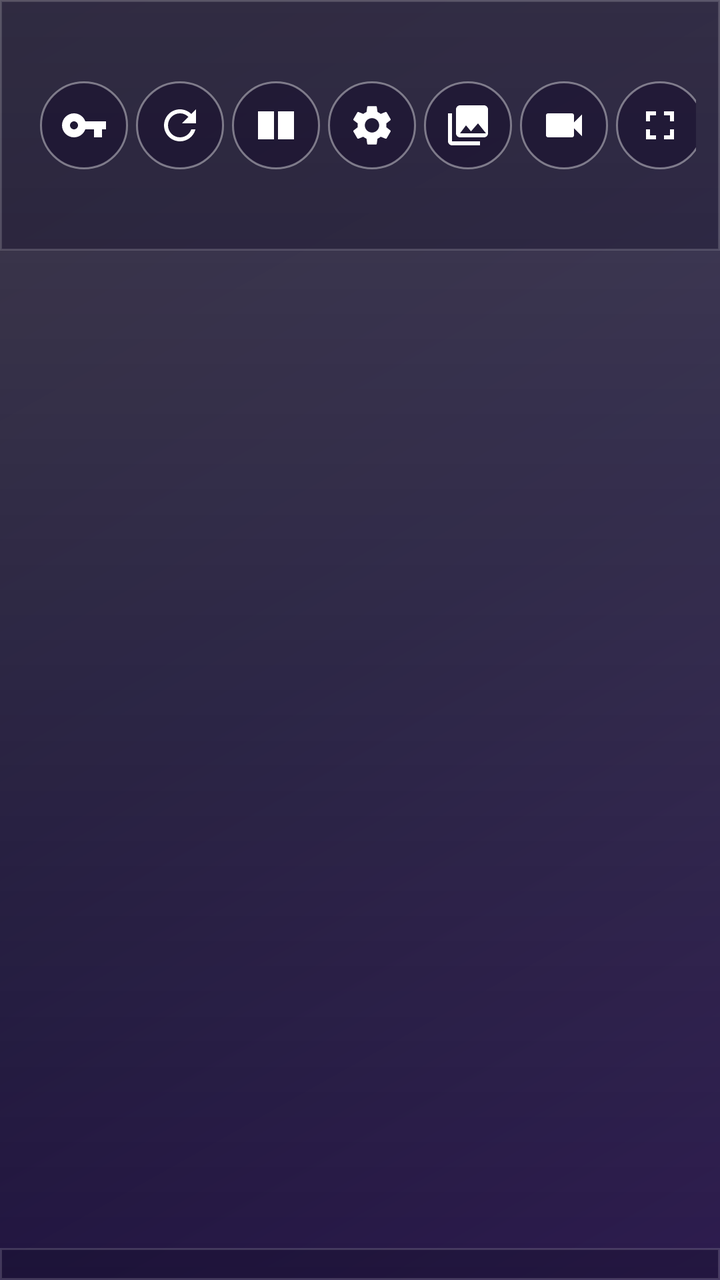
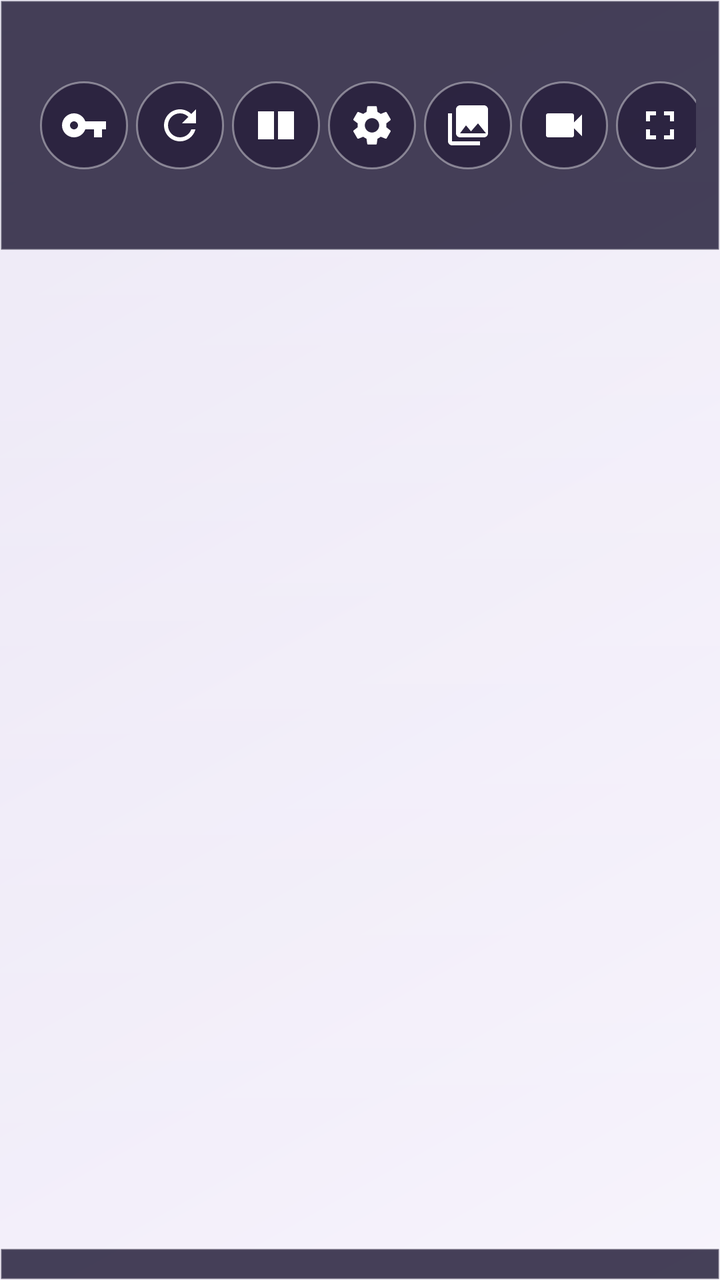

Compare the two renders of this Android layout. The source of the first and the diff that turns it into the second are given below.
<!-- AndroidManifest.xml: application theme Theme.UvcBlindCam -->
<!-- res/layout/activity_main.xml -->
<?xml version="1.0" encoding="utf-8"?>
<LinearLayout xmlns:android="http://schemas.android.com/apk/res/android"
    android:layout_width="match_parent"
    android:layout_height="match_parent"
    android:background="@drawable/bg_gradient_dark"
    android:orientation="vertical">

    
    <LinearLayout
        android:id="@+id/barTop"
        android:layout_width="match_parent"
        android:layout_height="wrap_content"
        android:background="@drawable/bg_glass_bar"
        android:gravity="center_vertical"
        android:orientation="horizontal"
        android:paddingStart="16dp"
        android:paddingTop="8dp"
        android:paddingEnd="12dp"
        android:paddingBottom="8dp">

        <TextView
            android:layout_width="0dp"
            android:layout_height="wrap_content"
            android:layout_weight="1"
            android:text="@string/app_title"
            android:textColor="#FFFFFF"
            android:textSize="19sp" />

        <ImageButton
            android:id="@+id/btnGrant"
            style="@style/BlindCam.ToolButton"
            android:background="@drawable/bg_play_badge"
            android:contentDescription="@string/btn_grant_all"
            android:tint="#FFFFFF"
            android:src="@drawable/ic_key" />

        <ImageButton
            android:id="@+id/btnRefresh"
            style="@style/BlindCam.ToolButton"
            android:background="@drawable/bg_play_badge"
            android:contentDescription="@string/btn_refresh"
            android:tint="#FFFFFF"
            android:src="@drawable/ic_refresh" />

        <ImageButton
            android:id="@+id/btnLayout"
            style="@style/BlindCam.ToolButton"
            android:background="@drawable/bg_play_badge"
            android:contentDescription="@string/btn_layout"
            android:tint="#FFFFFF"
            android:src="@drawable/ic_layout" />

        <ImageButton
            android:id="@+id/btnSettings"
            style="@style/BlindCam.ToolButton"
            android:background="@drawable/bg_play_badge"
            android:contentDescription="@string/btn_settings"
            android:tint="#FFFFFF"
            android:src="@drawable/ic_settings" />

        <ImageButton
            android:id="@+id/btnGallery"
            style="@style/BlindCam.ToolButton"
            android:background="@drawable/bg_play_badge"
            android:contentDescription="@string/btn_gallery"
            android:tint="#FFFFFF"
            android:src="@drawable/ic_gallery" />

        <ImageButton
            android:id="@+id/btnRecordAll"
            style="@style/BlindCam.ToolButton"
            android:background="@drawable/bg_play_badge"
            android:contentDescription="@string/btn_record_all"
            android:tint="#FFFFFF"
            android:src="@drawable/ic_videocam" />

        <ImageButton
            android:id="@+id/btnFullscreen"
            style="@style/BlindCam.ToolButton"
            android:background="@drawable/bg_play_badge"
            android:contentDescription="@string/btn_fullscreen"
            android:tint="#FFFFFF"
            android:src="@drawable/ic_fullscreen" />
    </LinearLayout>

    
    <FrameLayout
        android:id="@+id/previewArea"
        android:layout_width="match_parent"
        android:layout_height="0dp"
        android:layout_weight="1">

        <GridLayout
            android:id="@+id/gridPreview"
            android:layout_width="match_parent"
            android:layout_height="match_parent"
            android:columnCount="2"
            android:rowCount="2" />

        
        <TextView
            android:id="@+id/tvEmpty"
            android:layout_width="wrap_content"
            android:layout_height="wrap_content"
            android:layout_gravity="center"
            android:gravity="center"
            android:text="@string/no_device"
            android:textColor="#CCFFFFFF"
            android:textSize="17sp"
            android:visibility="gone" />
    </FrameLayout>

    
    <HorizontalScrollView
        android:id="@+id/barBottom"
        android:layout_width="match_parent"
        android:layout_height="wrap_content"
        android:background="@drawable/bg_glass_bar"
        android:scrollbars="none">

        <LinearLayout
            android:id="@+id/llDeviceList"
            android:layout_width="wrap_content"
            android:layout_height="wrap_content"
            android:orientation="horizontal"
            android:paddingStart="12dp"
            android:paddingTop="8dp"
            android:paddingEnd="12dp"
            android:paddingBottom="8dp" />
    </HorizontalScrollView>

</LinearLayout>
<!-- resources referenced by this layout -->
<resources>
  <!-- drawable bg_glass_bar (drawable) -->
  <?xml version="1.0" encoding="utf-8"?>
  <shape xmlns:android="http://schemas.android.com/apk/res/android"
      android:shape="rectangle">
      <solid android:color="#5C14102A" />
      <stroke
          android:width="1dp"
          android:color="#26FFFFFF" />
  </shape>
  <!-- drawable bg_gradient_dark (drawable) -->
  <?xml version="1.0" encoding="utf-8"?>
  <layer-list xmlns:android="http://schemas.android.com/apk/res/android">
      <item>
          <shape android:shape="rectangle">
              <gradient
                  android:angle="135"
                  android:startColor="#FF2C1B4D"
                  android:centerColor="#FF171033"
                  android:endColor="#FF100B21"
                  android:type="linear" />
          </shape>
      </item>
      
      <item>
          <shape android:shape="rectangle">
              <gradient
                  android:angle="270"
                  android:startColor="#33FFFFFF"
                  android:endColor="#00000000"
                  android:type="linear" />
          </shape>
      </item>
  </layer-list>
  <string name="btn_refresh">刷新</string>
  <style name="Theme.UvcBlindCam" parent="Theme.Material3.DayNight.NoActionBar">
          <item name="colorPrimary">@color/brand_blue</item>
          <item name="colorPrimaryDark">@color/brand_blue_dark</item>
          <item name="colorOnPrimary">@color/white</item>
          <item name="colorSecondary">@color/brand_blue</item>
          <item name="android:colorBackground">#FFF2F4F7</item>
          <item name="colorOnBackground">#FF1A1F26</item>
          <item name="colorSurface">#FFFFFFFF</item>
          <item name="colorOnSurface">#FF1A1F26</item>
          <item name="colorSurfaceVariant">#FFE3EAF2</item>
          <item name="colorOnSurfaceVariant">#FF5A6472</item>
          <item name="colorOutline">#FFB6C0CC</item>
          <item name="android:statusBarColor">#FFFFFFFF</item>
          <item name="android:navigationBarColor">#FFFFFFFF</item>
          <item name="android:windowLightStatusBar">true</item>
          <item name="android:windowFullscreen">false</item>
  
          
          <item name="appBar">#FFFFFFFF</item>
          <item name="chipBg">#FFE3EAF2</item>
          <item name="onSurfaceDim">#FF5A6472</item>
          <item name="dividerColor">#FFD7DDE5</item>
          <item name="btnOutline">#FFB6C0CC</item>
          <item name="previewLabel">#FFFFFFFF</item>
          <item name="accentColor">#FF1565C0</item>
      </style>
  <color name="white">#FFFFFFFF</color>
  <!-- unchanged entries left out for length: 19 -->
</resources>

<!-- the commit's change to res/layout/activity_main.xml (unified diff, before → after) -->
@@ -2,7 +2,7 @@
 <LinearLayout xmlns:android="http://schemas.android.com/apk/res/android"
     android:layout_width="match_parent"
     android:layout_height="match_parent"
-    android:background="@drawable/bg_gradient_dark"
+    android:background="?attr/appBg"
     android:orientation="vertical">
 
     
@@ -10,7 +10,7 @@
         android:id="@+id/barTop"
         android:layout_width="match_parent"
         android:layout_height="wrap_content"
-        android:background="@drawable/bg_glass_bar"
+        android:background="?attr/barBg"
         android:gravity="center_vertical"
         android:orientation="horizontal"
         android:paddingStart="16dp"
@@ -105,7 +105,7 @@
             android:layout_gravity="center"
             android:gravity="center"
             android:text="@string/no_device"
-            android:textColor="#CCFFFFFF"
+            android:textColor="?attr/colorOnSurface"
             android:textSize="17sp"
             android:visibility="gone" />
     </FrameLayout>
@@ -115,7 +115,7 @@
         android:id="@+id/barBottom"
         android:layout_width="match_parent"
         android:layout_height="wrap_content"
-        android:background="@drawable/bg_glass_bar"
+        android:background="?attr/barBg"
         android:scrollbars="none">
 
         <LinearLayout
<!-- resource entries referenced after the edit -->
@@ -4,35 +4,32 @@
   <?xml version="1.0" encoding="utf-8"?>
   <shape xmlns:android="http://schemas.android.com/apk/res/android"
       android:shape="rectangle">
-      <solid android:color="#5C14102A" />
+      <solid android:color="#CC1A1330" />
       <stroke
           android:width="1dp"
-          android:color="#26FFFFFF" />
+          android:color="#33FFFFFF" />
   </shape>
-  <!-- drawable bg_gradient_dark (drawable) -->
+  <!-- drawable bg_pill_light (drawable) -->
   <?xml version="1.0" encoding="utf-8"?>
-  <layer-list xmlns:android="http://schemas.android.com/apk/res/android">
-      <item>
-          <shape android:shape="rectangle">
-              <gradient
-                  android:angle="135"
-                  android:startColor="#FF2C1B4D"
-                  android:centerColor="#FF171033"
-                  android:endColor="#FF100B21"
-                  android:type="linear" />
-          </shape>
-      </item>
-      
-      <item>
-          <shape android:shape="rectangle">
-              <gradient
-                  android:angle="270"
-                  android:startColor="#33FFFFFF"
-                  android:endColor="#00000000"
-                  android:type="linear" />
-          </shape>
-      </item>
-  </layer-list>
+  <shape xmlns:android="http://schemas.android.com/apk/res/android"
+      android:shape="rectangle">
+      <solid android:color="#14000000" />
+      <corners android:radius="100dp" />
+      <stroke
+          android:width="1dp"
+          android:color="#26000000" />
+  </shape>
+  <!-- drawable bg_pill_gradient (drawable) -->
+  <?xml version="1.0" encoding="utf-8"?>
+  <shape xmlns:android="http://schemas.android.com/apk/res/android"
+      android:shape="rectangle">
+      <gradient
+          android:angle="0"
+          android:startColor="#FFFF6FB5"
+          android:endColor="#FF8B5CF6"
+          android:type="linear" />
+      <corners android:radius="100dp" />
+  </shape>
   <string name="btn_refresh">刷新</string>
   <style name="Theme.UvcBlindCam" parent="Theme.Material3.DayNight.NoActionBar">
           <item name="colorPrimary">@color/brand_blue</item>
@@ -52,6 +49,11 @@
           <item name="android:windowFullscreen">false</item>
   
           
+          <item name="appBg">@drawable/bg_gradient_light</item>
+          <item name="cardBg">@drawable/bg_glass_card_light</item>
+          <item name="barBg">@drawable/bg_glass_bar</item>
+          <item name="pillBg">@drawable/bg_pill_light</item>
+          <item name="pillSelectedBg">@drawable/bg_pill_gradient</item>
           <item name="appBar">#FFFFFFFF</item>
           <item name="chipBg">#FFE3EAF2</item>
           <item name="onSurfaceDim">#FF5A6472</item>
@@ -61,6 +63,43 @@
           <item name="accentColor">#FF1565C0</item>
       </style>
   <color name="white">#FFFFFFFF</color>
+  <!-- drawable bg_gradient_light (drawable) -->
+  <?xml version="1.0" encoding="utf-8"?>
+  <layer-list xmlns:android="http://schemas.android.com/apk/res/android">
+      <item>
+          <shape android:shape="rectangle">
+              <gradient
+                  android:angle="135"
+                  android:startColor="#FFF7F4FC"
+                  android:centerColor="#FFEFEAF8"
+                  android:endColor="#FFE4DEF2"
+                  android:type="linear" />
+          </shape>
+      </item>
+      <item>
+          <shape android:shape="rectangle">
+              <gradient
+                  android:angle="270"
+                  android:startColor="#66FFFFFF"
+                  android:endColor="#00000000"
+                  android:type="linear" />
+          </shape>
+      </item>
+  </layer-list>
+  <!-- drawable bg_glass_card_light (drawable) -->
+  <?xml version="1.0" encoding="utf-8"?>
+  <shape xmlns:android="http://schemas.android.com/apk/res/android"
+      android:shape="rectangle">
+      <gradient
+          android:angle="135"
+          android:startColor="#F2FFFFFF"
+          android:endColor="#D9F1ECFA"
+          android:type="linear" />
+      <corners android:radius="22dp" />
+      <stroke
+          android:width="1dp"
+          android:color="#338B5CF6" />
+  </shape>
   <!-- unchanged entries left out for length: 19 -->
 </resources>
 
